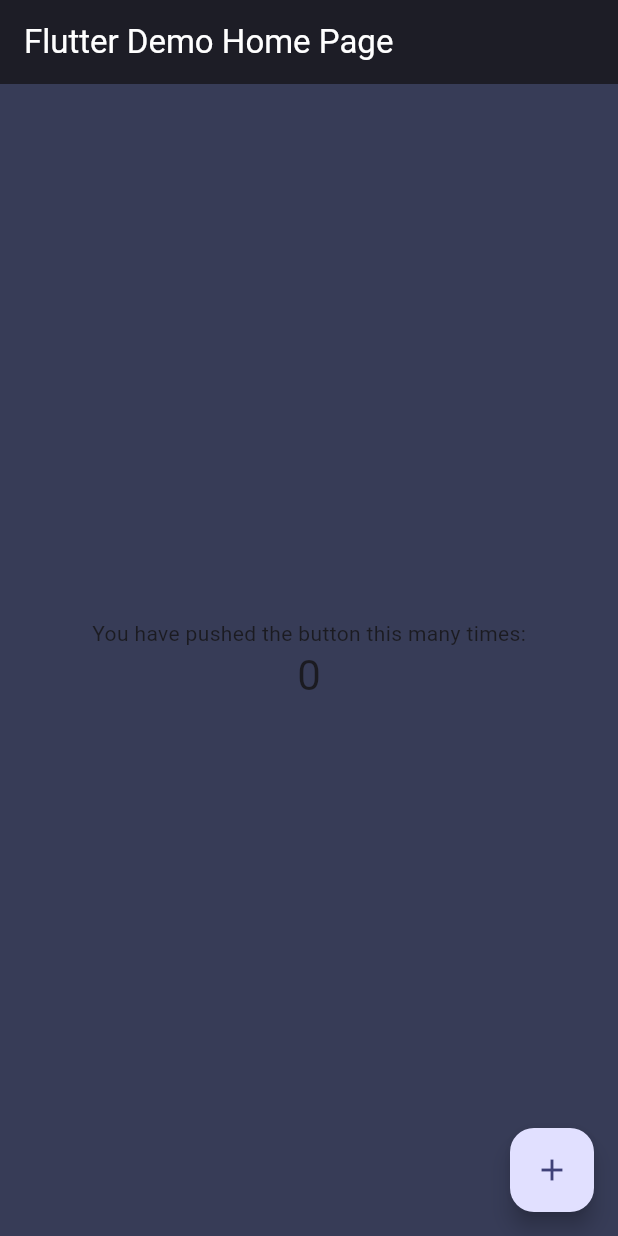
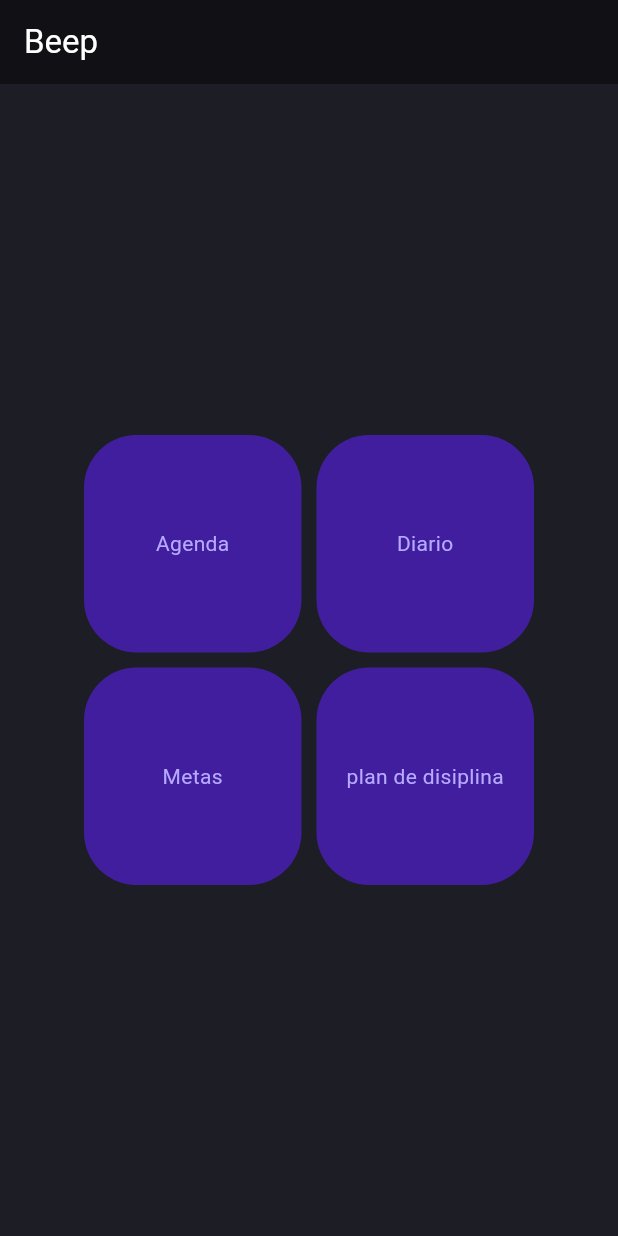
Before and after one commit to ATARU210/Beep, a Flutter app: the screen it shows after launch, on a phone screen of 412 x 824 dp. Run offline on Flutter 3.47's test engine with Material 2 defaults, Android fonts, the phone set to English and light mode, and no system bars.

Commit message:
Menu screen and colors

```diff
--- a/lib/constants/colors.dart
+++ b/lib/constants/colors.dart
@@ -1,14 +1,16 @@
 import 'package:flutter/material.dart';
 
 class FontColors {
-  static const Color primaryColor = Color(0xFF1D1D26);
-  static const Color secondaryColor = Color(0xFF373C57);
-  static const Color whiteColor = Color(0xFFF4F4F4);
+  static const Color primaryColor = Color(0xFF111115);
+  static const Color secondaryColor = Color(0xFF1D1D26);
+  static const Color extraColor = Color(0xFF411E9D);
+  static const Color shadowColor = Color(0xFF373C57);
 }
 
 class TextColor {
   static const Color primaryColor = Color(0xFFFFFFFF);
   static const Color secondaryColor = Color(0xFF193349);
+  static const Color extraColor = Color(0xFFB6A9FF);
   static const Color wPrimaryColor = Color(0xFF193349);
   static const Color wSecondaryColor = Color(0xFF193349);
 }
--- a/lib/main.dart
+++ b/lib/main.dart
@@ -1,4 +1,5 @@
 import 'package:beep_aplication/constants/colors.dart';
+import 'package:beep_aplication/screens/menu.dart';
 import 'package:flutter/material.dart';
 
 void main() {
@@ -8,120 +9,35 @@
 class MyApp extends StatelessWidget {
   const MyApp({super.key});
 
-  // This widget is the root of your application.
   @override
   Widget build(BuildContext context) {
     return MaterialApp(
       title: 'Flutter Demo',
       theme: ThemeData(
-        // This is the theme of your application.
-        //
-        // TRY THIS: Try running your application with "flutter run". You'll see
-        // the application has a blue toolbar. Then, without quitting the app,
-        // try changing the seedColor in the colorScheme below to Colors.green
-        // and then invoke "hot reload" (save your changes or press the "hot
-        // reload" button in a Flutter-supported IDE, or press "r" if you used
-        // the command line to start the app).
-        //
-        // Notice that the counter didn't reset back to zero; the application
-        // state is not lost during the reload. To reset the state, use hot
-        // restart instead.
-        //
-        // This works for code too, not just values: Most code changes can be
-        // tested with just a hot reload.
         colorScheme: ColorScheme.fromSeed(seedColor: FontColors.primaryColor),
         useMaterial3: true,
         scaffoldBackgroundColor: FontColors.secondaryColor,
       ),
-      home: const MyHomePage(title: 'Flutter Demo Home Page'),
+      home: const MyHomePage(title: 'Beep'),
     );
   }
 }
 
-class MyHomePage extends StatefulWidget {
+
+
+class MyHomePage extends StatelessWidget {
   const MyHomePage({super.key, required this.title});
-
-  // This widget is the home page of your application. It is stateful, meaning
-  // that it has a State object (defined below) that contains fields that affect
-  // how it looks.
-
-  // This class is the configuration for the state. It holds the values (in this
-  // case the title) provided by the parent (in this case the App widget) and
-  // used by the build method of the State. Fields in a Widget subclass are
-  // always marked "final".
 
   final String title;
 
   @override
-  State<MyHomePage> createState() => _MyHomePageState();
-}
-
-class _MyHomePageState extends State<MyHomePage> {
-  int _counter = 0;
-
-  void _incrementCounter() {
-    setState(() {
-      // This call to setState tells the Flutter framework that something has
-      // changed in this State, which causes it to rerun the build method below
-      // so that the display can reflect the updated values. If we changed
-      // _counter without calling setState(), then the build method would not be
-      // called again, and so nothing would appear to happen.
-      _counter++;
-    });
-  }
-
-  @override
   Widget build(BuildContext context) {
-    // This method is rerun every time setState is called, for instance as done
-    // by the _incrementCounter method above.
-    //
-    // The Flutter framework has been optimized to make rerunning build methods
-    // fast, so that you can just rebuild anything that needs updating rather
-    // than having to individually change instances of widgets.
     return Scaffold(
       appBar: AppBar(
-        // TRY THIS: Try changing the color here to a specific color (to
-        // Colors.amber, perhaps?) and trigger a hot reload to see the AppBar
-        // change color while the other colors stay the same.
         backgroundColor: FontColors.primaryColor,
-        // Here we take the value from the MyHomePage object that was created by
-        // the App.build method, and use it to set our appbar title.
-        title: Text(widget.title, style: const TextStyle(color: TextColor.primaryColor)),
+        title: Text(title, style: const TextStyle(color: TextColor.primaryColor)),
       ),
-      body: Center(
-        // Center is a layout widget. It takes a single child and positions it
-        // in the middle of the parent.
-        child: Column(
-          // Column is also a layout widget. It takes a list of children and
-          // arranges them vertically. By default, it sizes itself to fit its
-          // children horizontally, and tries to be as tall as its parent.
-          //
-          // Column has various properties to control how it sizes itself and
-          // how it positions its children. Here we use mainAxisAlignment to
-          // center the children vertically; the main axis here is the vertical
-          // axis because Columns are vertical (the cross axis would be
-          // horizontal).
-          //
-          // TRY THIS: Invoke "debug painting" (choose the "Toggle Debug Paint"
-          // action in the IDE, or press "p" in the console), to see the
-          // wireframe for each widget.
-          mainAxisAlignment: MainAxisAlignment.center,
-          children: <Widget>[
-            const Text(
-              'You have pushed the button this many times:',
-            ),
-            Text(
-              '$_counter',
-              style: Theme.of(context).textTheme.headlineMedium,
-            ),
-          ],
-        ),
-      ),
-      floatingActionButton: FloatingActionButton(
-        onPressed: _incrementCounter,
-        tooltip: 'Increment',
-        child: const Icon(Icons.add),
-      ), // This trailing comma makes auto-formatting nicer for build methods.
+      body: Menu(),
     );
   }
 }
--- /dev/null
+++ b/lib/screens/menu.dart
@@ -0,0 +1,42 @@
+import 'package:beep_aplication/widgets/optionMenu.dart';
+import 'package:flutter/material.dart';
+
+class Menu extends StatelessWidget {
+  Menu({super.key});
+
+  final List<dynamic> data = [
+    {
+      'title': 'Agenda'
+    },
+    {
+      'title': 'Diario'
+    },
+    {
+      'title': 'Metas'
+    },
+    {
+      'title': 'plan de disiplina'
+    }
+  ];
+
+  @override
+  Widget build(BuildContext context) {
+    return (Center(
+        child: SizedBox(
+      width: 300, // Ancho deseado del GridView
+      height: 300, // Alto deseado del GridView
+      child: GridView.builder(
+        itemCount: data.length,
+          gridDelegate: const SliverGridDelegateWithFixedCrossAxisCount(
+            crossAxisCount: 2,
+            crossAxisSpacing: 10,
+            mainAxisSpacing: 10,
+          ),
+          itemBuilder: (context, i) {
+            return OptionMenu(
+                title: data[i]["title"]);
+          }),
+      ),
+    ));
+  }
+}
--- /dev/null
+++ b/lib/widgets/optionMenu.dart
@@ -0,0 +1,22 @@
+import 'package:beep_aplication/constants/colors.dart';
+import 'package:flutter/material.dart';
+
+class OptionMenu extends StatelessWidget {
+
+  final String title;
+  const OptionMenu({super.key, this.title = ""});
+
+  @override
+  Widget build(BuildContext context) {
+    return Container(
+      decoration: BoxDecoration(
+        borderRadius: BorderRadius.circular(35),
+        color: FontColors.extraColor,
+      ),
+      child: Center(
+        child: Text(title, style: const TextStyle(color: TextColor.extraColor), textAlign: TextAlign.center,
+        ),
+      ),
+    );
+  }
+}
```
Also changed, not shown: pubspec.lock.
